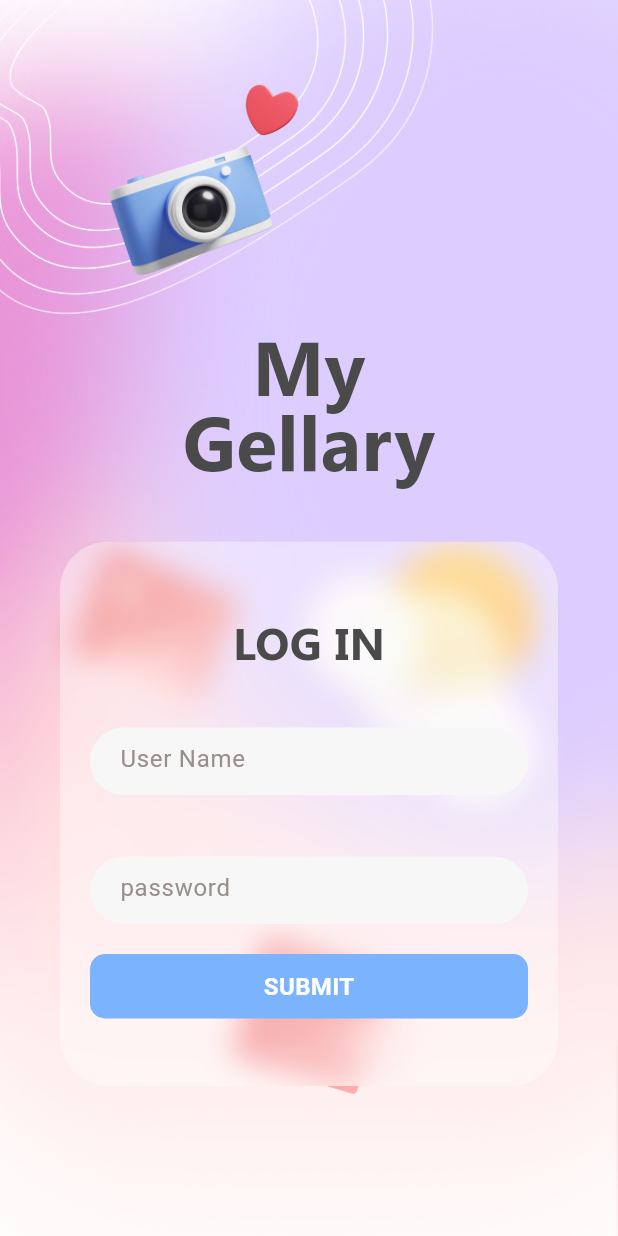
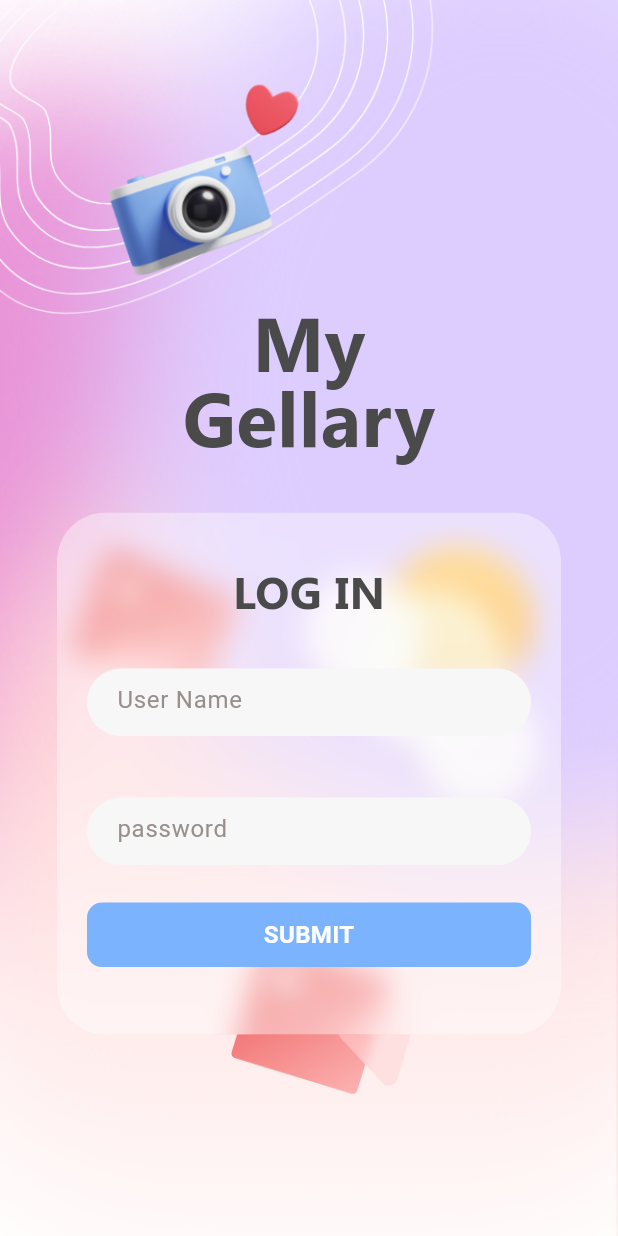
Before and after one commit to ahmedyaser12/simple_app, a Flutter app: the screen it shows after launch, on a phone screen of 412 x 824 dp. Run offline on Flutter 3.47's test engine with Material 3 defaults, Android fonts, the light colour scheme and no system bars; our stand-ins replace dio, flutter_bloc, get_it, pretty_dio_logger, shared_preferences.

Commit message:
refactor some details in UI and some files

```diff
--- /dev/null
+++ b/lib/core/utils/assets.dart
@@ -0,0 +1,5 @@
+class AssetsManager {
+  static const String backgroundLogin = 'assets/images/log in.png';
+  static const String backgroundHome = 'assets/images/background.png';
+  static const String svgPath = 'assets/svgs/';
+}
--- a/lib/screens/login_screen/ui/login_screen.dart
+++ b/lib/screens/login_screen/ui/login_screen.dart
@@ -8,6 +8,8 @@ import 'package:simply_app/core/widget/app_buttons.dart';
 import 'package:simply_app/screens/login_screen/logic/login_cubit.dart';
 import 'package:simply_app/screens/login_screen/ui/widget/email_and_password.dart';
 import 'package:simply_app/services/services_locator.dart';
+
+import '../../../core/utils/assets.dart';
 
 class LoginScreen extends StatelessWidget {
   const LoginScreen({super.key});
@@ -31,31 +33,33 @@ class LoginView extends StatelessWidget {
         child: Stack(
           children: [
             Image.asset(
-            'assets/images/background.png',
+              AssetsManager.backgroundLogin,
               fit: BoxFit.fill,
               width: double.infinity,
             ),
-          Center(
+            Positioned.fill(
+              child: Center(
                 child: Column(
+                  mainAxisAlignment: MainAxisAlignment.center,
                   crossAxisAlignment: CrossAxisAlignment.center,
-              mainAxisAlignment: MainAxisAlignment.center,
                   children: [
                     Padding(
-                  padding: const EdgeInsets.only(top: 218, bottom: 43),
+                      padding: const EdgeInsets.only(bottom: 40),
                       child: Text(
-                    'My \nGellary',
+                        'My\nGellary',
                         style: TextStyles.font50GreyBold,
                         textAlign: TextAlign.center,
                       ),
                     ),
-                ClipRRect(
+                    Padding(
+                      padding: const EdgeInsets.symmetric(horizontal: 38),
+                      child: ClipRRect(
                         borderRadius: BorderRadius.circular(32.0),
                         child: BackdropFilter(
                           filter: ImageFilter.blur(sigmaX: 10.0, sigmaY: 10.0),
                           child: Container(
                             padding: const EdgeInsets.only(
-                          top: 45, bottom: 45, left: 20, right: 20),
-                      margin: const EdgeInsets.symmetric(horizontal: 40),
+                                top: 30, bottom: 45, left: 20, right: 20),
                             alignment: Alignment.center,
                             decoration: BoxDecoration(
                               borderRadius: BorderRadius.circular(32.0),
@@ -65,12 +69,14 @@ class LoginView extends StatelessWidget {
                               child: Column(
                                 mainAxisSize: MainAxisSize.min,
                                 children: <Widget>[
-                            Text('LOG IN', style: TextStyles.font30GreyBold),
-                            heightSpace(15),
+                                  Text('LOG IN',
+                                      style: TextStyles.font30GreyBold),
+                                  heightSpace(10),
                                   EmailAndPasswordField(
-                              loginCubitObject: context.read<LoginCubit>(),
+                                    loginCubitObject:
+                                        context.read<LoginCubit>(),
                                   ),
-                            const SizedBox(height: 20),
+                                  heightSpace(25),
                                   primaryButton(
                                       title: 'SUBMIT',
                                       borderRadius: 10,
@@ -81,11 +87,14 @@ class LoginView extends StatelessWidget {
                           ),
                         ),
                       ),
+                    ),
                   ],
+                ),
               ),
             ),
           ],
         ),
-    ));
+      ),
+    );
   }
 }
--- a/pubspec.yaml
+++ b/pubspec.yaml
@@ -38,7 +38,8 @@ flutter:
 
   # To add assets to your application, add an assets section, like this:
   assets:
-    - assets/images/
+    - assets/images/background.png
+    - assets/images/log in.png
     - assets/svgs/
 
   # An image asset can refer to one or more resolution-specific "variants", see
```
Also changed, not shown: assets/images/1.5x/background.png (added), assets/images/1.5x/log in.png (added), assets/images/2.0x/background.png (added), assets/images/2.0x/log in.png (added), assets/images/3.0x/background.png (added), assets/images/3.0x/log in.png (added), assets/images/4.0x/background.png (added), assets/images/4.0x/log in.png (added), assets/images/background.png, assets/images/log in.png (added). Lines whose indentation alone changed are shown as unchanged.
